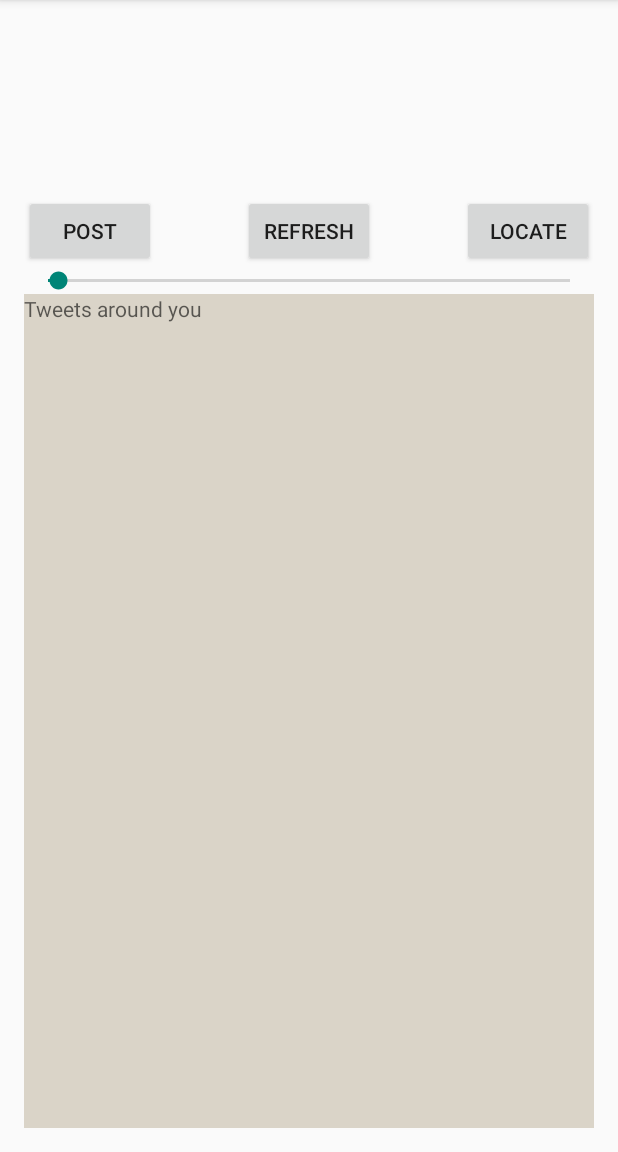
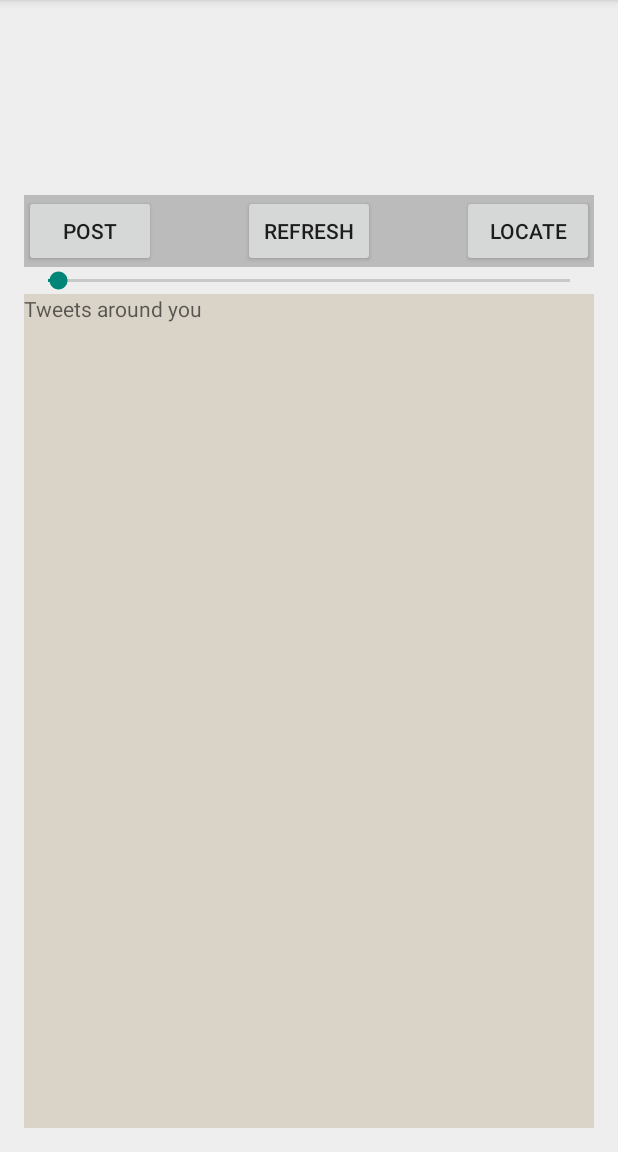
Before and after one commit to adrian-nicolau/mpsit-4loop, an Android app: the screen it shows after launch (MainActivity), on a phone screen of 412 x 824 dp, the part 84-1236 px from its top. Run offline under Robolectric (Android 15) with nearby library versions, the phone set to English and light mode, and no system bars.

Commit message:
Final enhancements: change app icon, update README.md and apk.

```diff
--- a/android/app/src/main/AndroidManifest.xml
+++ b/android/app/src/main/AndroidManifest.xml
@@ -13,7 +13,7 @@
     <uses-permission android:name="android.permission.INTERNET"/>
     <application
         android:allowBackup="true"
-        android:icon="@drawable/ic_launcher"
+        android:icon="@mipmap/ic_launcher"
         android:label="@string/app_name"
         android:theme="@style/Theme.Base" >
 
--- a/android/app/src/main/res/layout/main_activity.xml
+++ b/android/app/src/main/res/layout/main_activity.xml
@@ -3,6 +3,7 @@
 <LinearLayout xmlns:android="http://schemas.android.com/apk/res/android"
     android:layout_width="fill_parent"
     android:layout_height="fill_parent"
+    android:background="#eeeeee"
     android:orientation="vertical"
     android:paddingBottom="@dimen/activity_vertical_margin"
     android:paddingLeft="@dimen/activity_horizontal_margin"
@@ -46,7 +47,8 @@
 
         <RelativeLayout
             android:layout_width="match_parent"
-            android:layout_height="match_parent">
+            android:layout_height="match_parent"
+            android:background="#bbbbbb">
 
             <Button
                 android:id="@+id/post"
@@ -92,7 +94,7 @@
             android:id="@+id/txt"
             android:layout_width="fill_parent"
             android:layout_height="wrap_content"
-            android:hint="Tweets around you" />
+            android:hint="@string/list_hint" />
 
         <ListView
             android:id="@+id/list"
--- a/android/app/src/main/res/values/strings.xml
+++ b/android/app/src/main/res/values/strings.xml
@@ -15,4 +15,5 @@
     <string name="no_location_detected">
         No location detected. Make sure location is enabled on the device.
     </string>
+    <string name="list_hint">Tweets around you</string>
 </resources>
```
Also changed, not shown: android/app/src/main/ic_launcher-web.png (added), android/app/src/main/res/drawable-hdpi/ic_launcher.png (deleted), android/app/src/main/res/drawable-mdpi/ic_launcher.png (deleted), android/app/src/main/res/drawable-xhdpi/ic_launcher.png (deleted), android/app/src/main/res/drawable-xxhdpi/ic_launcher.png (deleted), android/app/src/main/res/mipmap-hdpi/ic_launcher.png (added), android/app/src/main/res/mipmap-mdpi/ic_launcher.png (added), android/app/src/main/res/mipmap-xhdpi/ic_launcher.png (added), android/app/src/main/res/mipmap-xxhdpi/ic_launcher.png (added), android/app/src/main/res/mipmap-xxxhdpi/ic_launcher.png (added), 2 other files.
